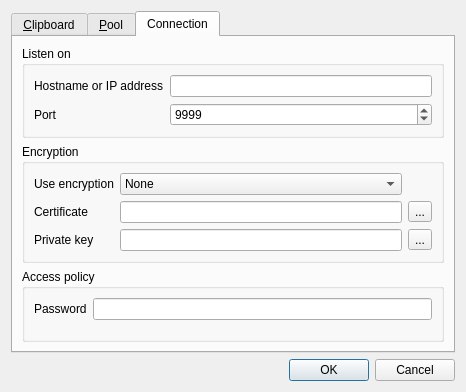
Above: src/SettingsDialog.ui from aither64/haveclip-core before the change. Below: the same form after it.
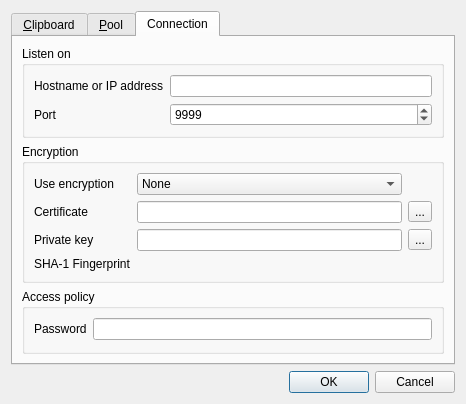
That is the form after the change. The open tabs and pages were chosen to show the change. Icons and pictures are not drawn.

The edit to the form file:
```diff
--- a/src/SettingsDialog.ui
+++ b/src/SettingsDialog.ui
@@ -227,6 +227,20 @@
             </property>
            </widget>
           </item>
+          <item row="6" column="0">
+           <widget class="QLabel" name="label_2">
+            <property name="text">
+             <string>SHA-1 Fingerprint</string>
+            </property>
+           </widget>
+          </item>
+          <item row="6" column="1">
+           <widget class="QLabel" name="shaFingerLabel">
+            <property name="text">
+             <string/>
+            </property>
+           </widget>
+          </item>
          </layout>
         </widget>
        </item>
```
